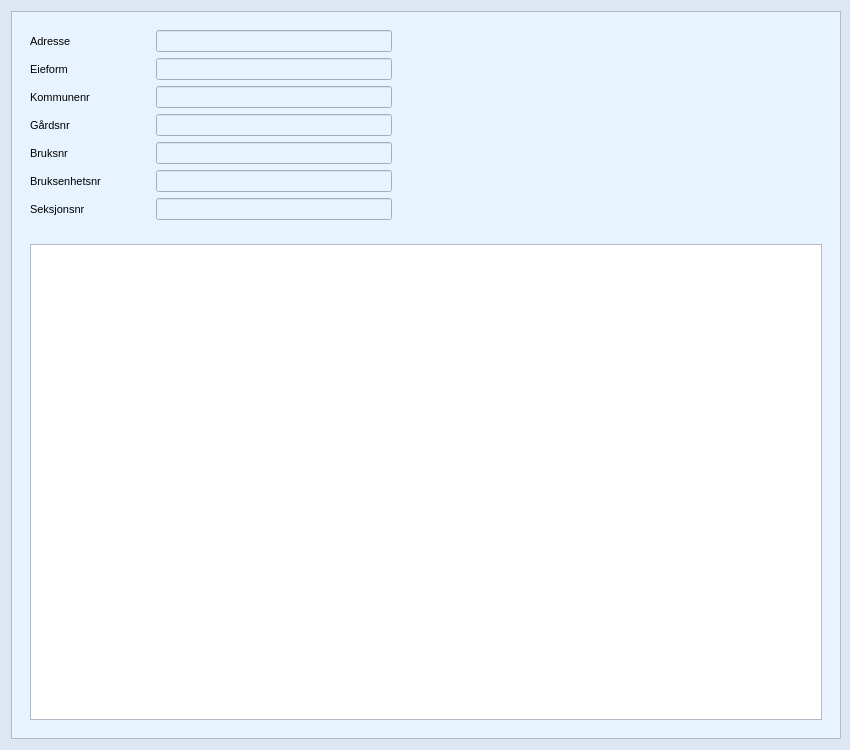
Above: source/ui/views/forms/history_form.ui from seemir/stressa before the change. Below: the same form after it.
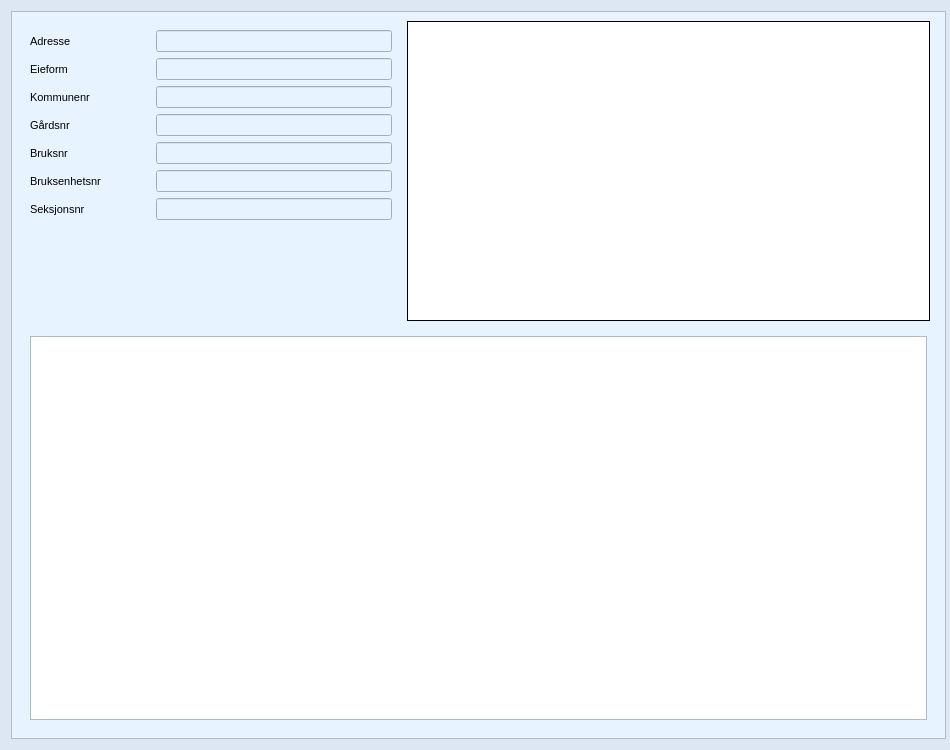
That is the form after the change. Icons and pictures are not drawn. Custom widgets are drawn as their Qt base class.

Diff of the .ui file:
```diff
--- a/source/ui/views/forms/history_form.ui
+++ b/source/ui/views/forms/history_form.ui
@@ -6,7 +6,7 @@
    <rect>
     <x>0</x>
     <y>0</y>
-    <width>850</width>
+    <width>950</width>
     <height>750</height>
    </rect>
   </property>
@@ -18,7 +18,7 @@
   </property>
   <property name="minimumSize">
    <size>
-    <width>850</width>
+    <width>950</width>
     <height>750</height>
    </size>
   </property>
@@ -466,7 +466,7 @@
      </property>
      <property name="minimumSize">
       <size>
-       <width>830</width>
+       <width>935</width>
        <height>0</height>
       </size>
      </property>
@@ -935,7 +935,7 @@
         </layout>
        </widget>
       </item>
-      <item row="0" column="0">
+      <item row="0" column="0" alignment="Qt::AlignTop">
        <widget class="QFrame" name="frame_info_historikk">
         <property name="sizePolicy">
          <sizepolicy hsizetype="Fixed" vsizetype="Fixed">
@@ -1081,11 +1081,34 @@
         </layout>
        </widget>
       </item>
+      <item row="0" column="1">
+       <widget class="PlotWidget" name="graphics_view">
+        <property name="maximumSize">
+         <size>
+          <width>16777215</width>
+          <height>300</height>
+         </size>
+        </property>
+        <property name="frameShape">
+         <enum>QFrame::Box</enum>
+        </property>
+        <property name="frameShadow">
+         <enum>QFrame::Plain</enum>
+        </property>
+       </widget>
+      </item>
      </layout>
     </widget>
    </item>
   </layout>
  </widget>
+ <customwidgets>
+  <customwidget>
+   <class>PlotWidget</class>
+   <extends>QGraphicsView</extends>
+   <header>pyqtgraph</header>
+  </customwidget>
+ </customwidgets>
  <tabstops>
   <tabstop>line_edit_finn_adresse</tabstop>
   <tabstop>line_edit_eieform</tabstop>
```
